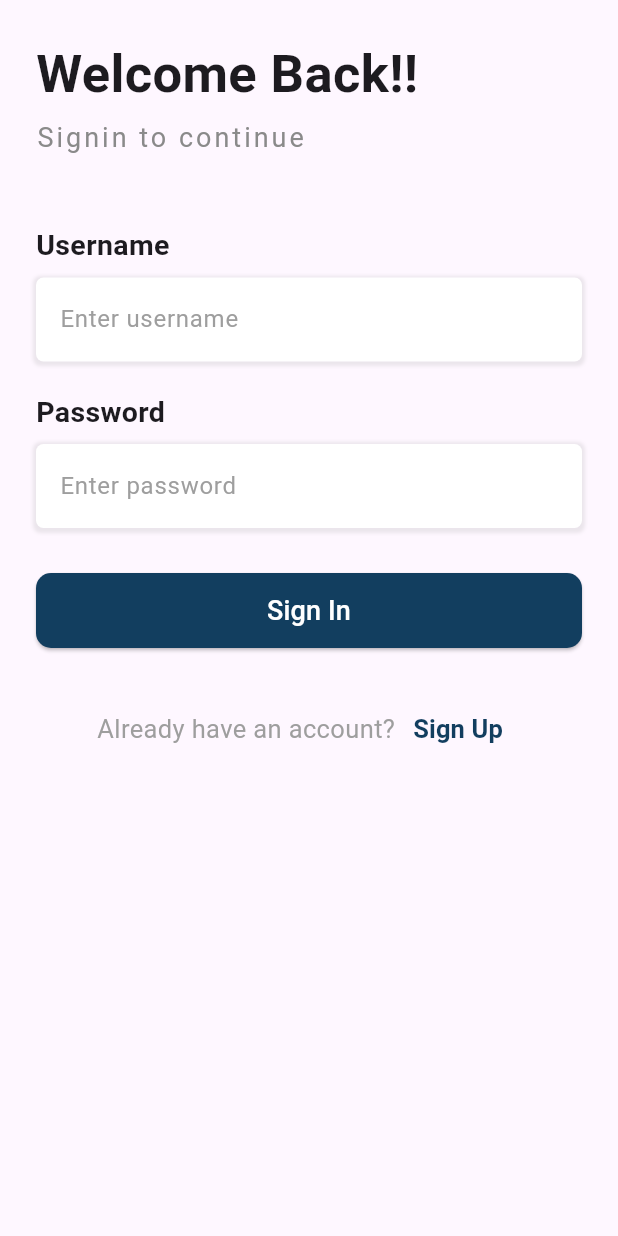
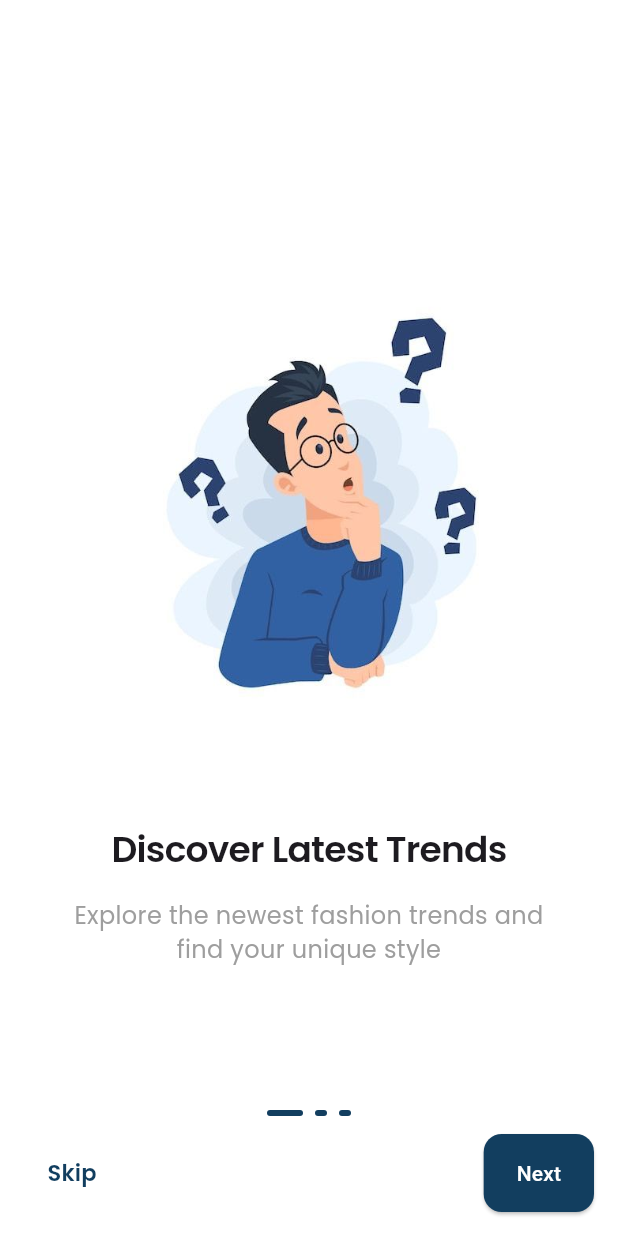
Before and after one commit to TLAR2411/dictionaryenkh, a Flutter app: the screen it shows after launch, on a phone screen of 412 x 824 dp. Run offline on Flutter 3.47's test engine with Material 3 defaults, Android fonts, the light colour scheme and no system bars; our stand-ins replace device_preview, get, get_storage, google_fonts.

Commit message:
update 09-12-25

```diff
--- /dev/null
+++ b/lib/controller/auth_controller.dart
@@ -0,0 +1,28 @@
+import 'package:get/get.dart';
+import 'package:get_storage/get_storage.dart';
+
+class AuthController extends GetxController {
+  final _storage = GetStorage();
+
+  final RxBool _isFirstTime = true.obs;
+  final RxBool _isLoggedIn = false.obs;
+
+  bool get isFirstTime => _isFirstTime.value;
+  bool get isLoggedIn => _isLoggedIn.value;
+
+  @override
+  void onInit() {
+    super.onInit();
+    _loadInitialState();
+  }
+
+  void _loadInitialState() {
+    _isFirstTime.value = _storage.read('isFirstTime') ?? true;
+    _isLoggedIn.value = _storage.read('isLoggedIn') ?? false;
+  }
+
+  void setFirstTimeDone() {
+    _isFirstTime.value = false;
+    _storage.write('isFirstTime', false);
+  }
+}
--- a/lib/main.dart
+++ b/lib/main.dart
@@ -1,10 +1,15 @@
+import 'package:dictionaryenkh/controller/auth_controller.dart';
 import 'package:dictionaryenkh/page/login.dart';
 import 'package:dictionaryenkh/page/signup.dart';
+import 'package:dictionaryenkh/page/splash.dart';
 import 'package:flutter/material.dart';
 import 'package:get/get.dart';
 import 'package:device_preview/device_preview.dart';
+import 'package:get_storage/get_storage.dart';
 
-void main() {
+void main() async {
+  await GetStorage.init();
+  Get.put(AuthController());
   runApp(DevicePreview(builder: (context) => MyApp()));
 }
 
@@ -16,9 +21,13 @@ class MyApp extends StatelessWidget {
   Widget build(BuildContext context) {
     return GetMaterialApp(
       getPages: [
-        GetPage(name: '/', page: () => Login()),
+        GetPage(name: '/', page: () => Splash()),
+        GetPage(name: '/login', page: () => Login()),
         GetPage(name: '/signup', page: () => Signup()),
       ],
+
+      home: Splash(),
+      initialRoute: '/',
       debugShowCheckedModeBanner: false,
     );
   }
--- /dev/null
+++ b/lib/page/onboarding.dart
@@ -0,0 +1,180 @@
+import 'package:dictionaryenkh/controller/auth_controller.dart';
+import 'package:dictionaryenkh/page/login.dart';
+import 'package:flutter/material.dart';
+import 'package:dictionaryenkh/utils/app_textstyles.dart';
+import 'package:get/get.dart';
+
+class Onboarding extends StatefulWidget {
+  const Onboarding({super.key});
+
+  @override
+  State<Onboarding> createState() => _OnboardingState();
+}
+
+class _OnboardingState extends State<Onboarding> {
+  final PageController _pageController = PageController();
+  int _currentPage = 0;
+  final List<OnboardingItem> _items = [
+    OnboardingItem(
+      description:
+          'Explore the newest fashion trends and find your unique style',
+      image: 'assets/images/intro1.jpg',
+      title: 'Discover Latest Trends',
+    ),
+    OnboardingItem(
+      description: 'Shop premium quality products from top brands worldwide',
+      image: 'assets/images/intro2.jpg',
+      title: 'Quality Product',
+    ),
+    OnboardingItem(
+      description: 'Simple and secure shopping experience at your fingertips',
+      image: 'assets/images/intro3.jpg',
+      title: 'Easy Shopping',
+    ),
+  ];
+
+  void _handleGetStarted() {
+    final AuthController authController = AuthController();
+    authController.setFirstTimeDone();
+    Get.off(Login());
+  }
+
+  @override
+  Widget build(BuildContext context) {
+    return Scaffold(
+      backgroundColor: Colors.white,
+      body: Stack(
+        children: [
+          PageView.builder(
+            controller: _pageController,
+            itemCount: _items.length,
+            onPageChanged: (index) {
+              setState(() {
+                _currentPage = index;
+              });
+            },
+            itemBuilder: (context, index) {
+              return Column(
+                mainAxisAlignment: MainAxisAlignment.center,
+                children: [
+                  Image.asset(
+                    _items[index].image,
+                    height: MediaQuery.of(context).size.height * 0.4,
+                  ),
+
+                  SizedBox(height: 40),
+
+                  Text(
+                    _items[index].title,
+                    textAlign: TextAlign.center,
+                    style: AppTextStyle.withColor(
+                      AppTextStyle.h2,
+                      Theme.of(context).textTheme.bodyLarge!.color!,
+                    ),
+                  ),
+
+                  SizedBox(height: 16),
+
+                  Padding(
+                    padding: EdgeInsets.symmetric(horizontal: 32),
+                    child: Text(
+                      _items[index].description,
+                      textAlign: TextAlign.center,
+                      style: AppTextStyle.withColor(
+                        AppTextStyle.bodyLarge,
+                        // Theme.of(context).textTheme.bodyMedium!.color!,
+                        Colors.grey,
+                      ),
+                    ),
+                  ),
+                ],
+              );
+            },
+          ),
+
+          Positioned(
+            bottom: 80,
+            left: 0,
+            right: 0,
+            child: Row(
+              mainAxisAlignment: MainAxisAlignment.center,
+              children: List.generate(
+                _items.length,
+                (index) => AnimatedContainer(
+                  duration: Duration(microseconds: 300),
+                  margin: EdgeInsets.symmetric(horizontal: 4),
+                  height: 4,
+                  width: _currentPage == index ? 24 : 8,
+                  decoration: BoxDecoration(
+                    color: Color.fromARGB(255, 18, 62, 95),
+
+                    borderRadius: BorderRadius.circular(4),
+                  ),
+                ),
+              ),
+            ),
+          ),
+
+          Positioned(
+            bottom: 16,
+            left: 16,
+            right: 16,
+            child: Row(
+              mainAxisAlignment: MainAxisAlignment.spaceBetween,
+              children: [
+                TextButton(
+                  onPressed: () {
+                    _handleGetStarted();
+                  },
+                  child: Text(
+                    "Skip",
+                    style: AppTextStyle.withColor(
+                      AppTextStyle.buttonMedium,
+                      Color.fromARGB(255, 18, 62, 95),
+                    ),
+                  ),
+                ),
+                ElevatedButton(
+                  onPressed: () {
+                    if (_currentPage < _items.length - 1) {
+                      _pageController.nextPage(
+                        duration: Duration(milliseconds: 300),
+                        curve: Curves.easeInOut,
+                      );
+                    } else {
+                      _handleGetStarted();
+                    }
+                  },
+                  style: ElevatedButton.styleFrom(
+                    backgroundColor: Color.fromARGB(255, 18, 62, 95),
+                    padding: EdgeInsets.symmetric(horizontal: 22, vertical: 16),
+                    shape: RoundedRectangleBorder(
+                      borderRadius: BorderRadius.circular(12),
+                    ),
+                  ),
+
+                  child: Text(
+                    _currentPage < _items.length - 1 ? 'Next' : 'Get Started',
+                    style: TextStyle(color: Colors.white),
+                  ),
+                ),
+              ],
+            ),
+          ),
+        ],
+      ),
+    );
+  }
+}
+
+class OnboardingItem {
+  final String image;
+  final String title;
+  final String description;
+
+  OnboardingItem({
+    required this.description,
+    required this.image,
+    required this.title,
+  });
+}
--- /dev/null
+++ b/lib/utils/app_textstyles.dart
@@ -0,0 +1,68 @@
+import 'dart:ui';
+import 'package:flutter/material.dart';
+
+import 'package:google_fonts/google_fonts.dart';
+
+class AppTextStyle {
+  //header
+  static TextStyle h1 = GoogleFonts.poppins(
+    fontSize: 32,
+    fontWeight: FontWeight.w700,
+    height: 1.2,
+    letterSpacing: -0.5,
+  );
+  static TextStyle h2 = GoogleFonts.poppins(
+    fontSize: 24,
+    fontWeight: FontWeight.w600,
+    letterSpacing: -0.5,
+  );
+  static TextStyle h3 = GoogleFonts.poppins(
+    fontSize: 18,
+    fontWeight: FontWeight.w600,
+  );
+
+  //bodyStyle
+  static TextStyle bodyLarge = GoogleFonts.poppins(
+    fontSize: 16,
+    fontWeight: FontWeight.w400,
+  );
+  static TextStyle bodyMediem = GoogleFonts.poppins(
+    fontSize: 15,
+    fontWeight: FontWeight.w400,
+    letterSpacing: 0.2,
+  );
+  static TextStyle bodySmall = GoogleFonts.poppins(
+    fontSize: 14,
+    fontWeight: FontWeight.w400,
+  );
+
+  //btn text
+  static TextStyle buttonLarge = GoogleFonts.poppins(
+    fontSize: 16,
+    fontWeight: FontWeight.w600,
+    letterSpacing: -0.5,
+  );
+  static TextStyle buttonMedium = GoogleFonts.poppins(
+    fontSize: 15,
+    fontWeight: FontWeight.w600,
+  );
+  static TextStyle buttonSmall = GoogleFonts.poppins(
+    fontSize: 14,
+    fontWeight: FontWeight.w500,
+  );
+
+  //label text
+  static TextStyle labelMedium = GoogleFonts.poppins(
+    fontSize: 14,
+    fontWeight: FontWeight.w500,
+  );
+  //helper function for color variation
+  static TextStyle withColor(TextStyle style, Color color) {
+    return style.copyWith(color: color);
+  }
+
+  //
+  static TextStyle withWeight(TextStyle style, FontWeight weight) {
+    return style.copyWith(fontWeight: weight);
+  }
+}
```
Also changed, not shown: lib/page/login.dart (+26 -4 lines), lib/page/signup.dart (+38 -5 lines), lib/page/splash.dart (added, +191 -0 lines), pubspec.yaml (+5 -2 lines), assets/images/intro1.jpg (added), assets/images/intro2.jpg (added), assets/images/intro3.jpg (added), pubspec.lock, 1 other file.
